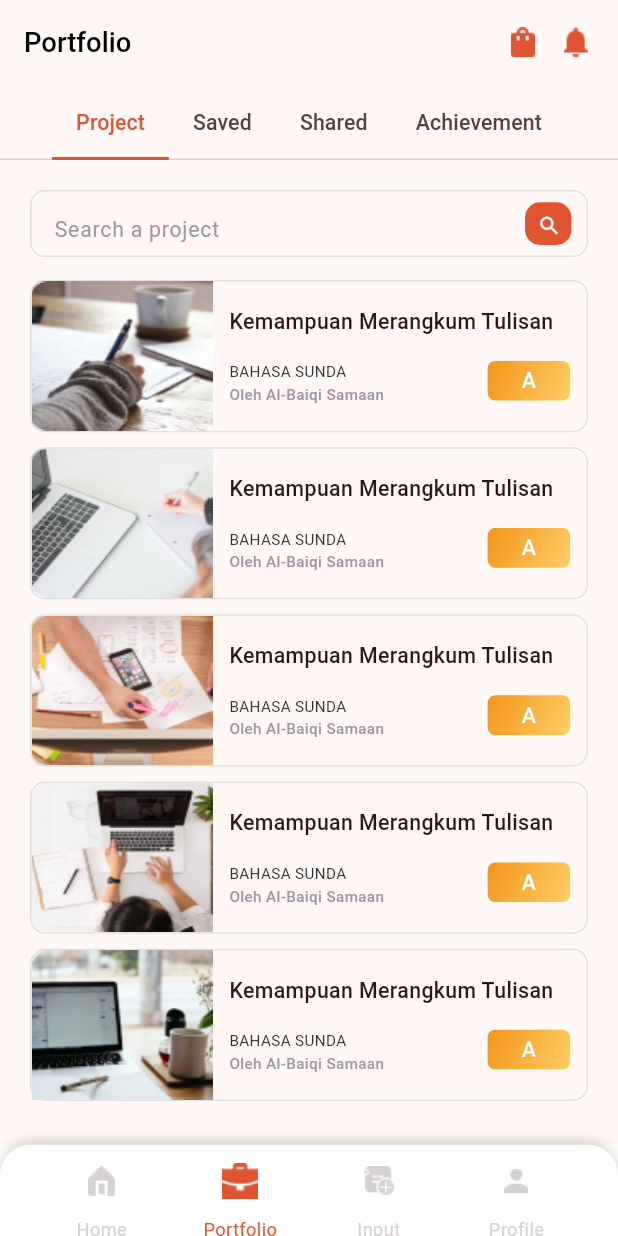
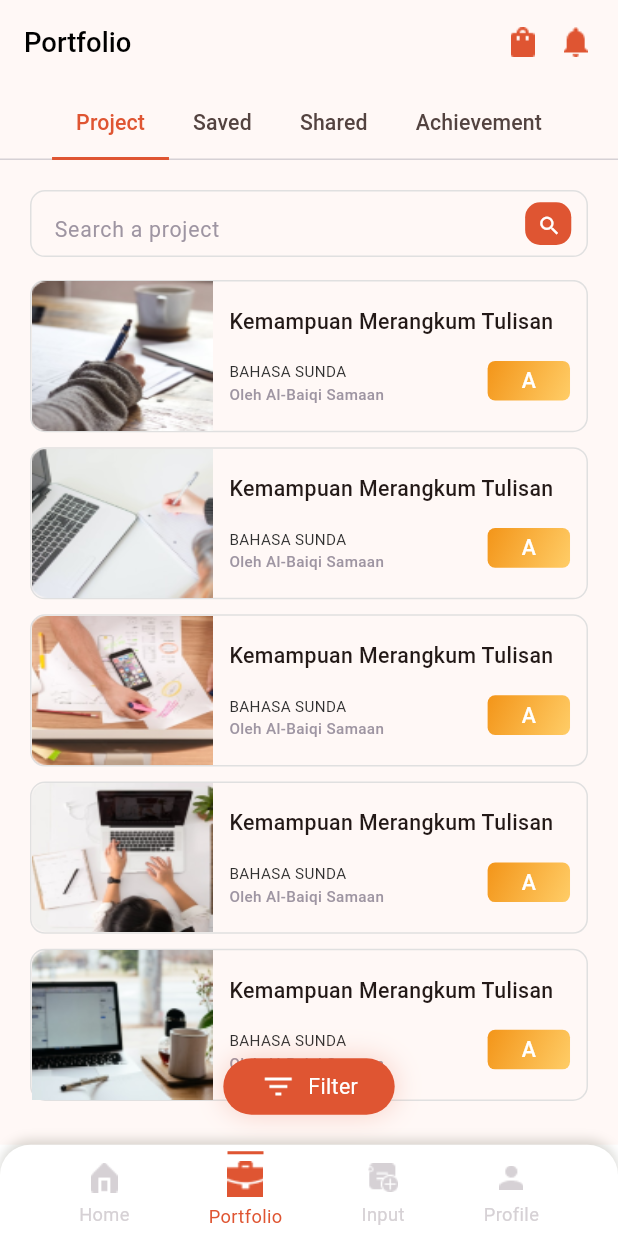
Before and after one commit to Aflah3100/portfolio_student, a Flutter app: the screen it shows after launch, item 2 of the bottom bar chosen, on a phone screen of 412 x 824 dp. Run offline on Flutter 3.47's test engine with Material 3 defaults, Android fonts, the phone set to English and light mode, and no system bars; our stand-ins replace flutter_screenutil.

Commit message:
Added filter button,updated app bar

```diff
--- a/lib/screens/main_screen/main_screen.dart
+++ b/lib/screens/main_screen/main_screen.dart
@@ -15,7 +15,7 @@ class MainScreen extends StatelessWidget {
     //Screens-list
     final List<Widget> appScreens = [
       const HomeScreen(),
-       PortfolioScreen(),
+      PortfolioScreen(),
       const InputScreen(),
       const ProfileScreen()
     ];
--- a/lib/screens/main_screen/widgets/bottom_nav_bar.dart
+++ b/lib/screens/main_screen/widgets/bottom_nav_bar.dart
@@ -48,7 +48,9 @@ class BottomNavBar extends StatelessWidget {
               color: (provider.getScreenIndex() == 0
                   ? AppColors.primaryColor
                   : AppColors.greyColor),
-              )),
+            ),
+            isSelected: provider.getScreenIndex() == 0,
+          ),
 
           //Portfolio-button
           NavBarIconButton(
@@ -65,7 +67,9 @@ class BottomNavBar extends StatelessWidget {
               color: (provider.getScreenIndex() == 1
                   ? AppColors.primaryColor
                   : AppColors.greyColor),
-              )),
+            ),
+            isSelected: provider.getScreenIndex() == 1,
+          ),
 
           //Input-button
           NavBarIconButton(
@@ -82,7 +86,9 @@ class BottomNavBar extends StatelessWidget {
               color: (provider.getScreenIndex() == 2
                   ? AppColors.primaryColor
                   : AppColors.greyColor),
-              )),
+            ),
+            isSelected: provider.getScreenIndex() == 2,
+          ),
 
           //Profile-button
           NavBarIconButton(
@@ -99,7 +105,9 @@ class BottomNavBar extends StatelessWidget {
               color: (provider.getScreenIndex() == 3
                   ? AppColors.primaryColor
                   : AppColors.greyColor),
-              ))
+            ),
+            isSelected: provider.getScreenIndex() == 3,
+          )
         ],
       ),
     );
--- a/lib/screens/main_screen/widgets/nav_bar_icon_button.dart
+++ b/lib/screens/main_screen/widgets/nav_bar_icon_button.dart
@@ -9,23 +9,34 @@ class NavBarIconButton extends StatelessWidget {
     required this.onTap,
     required this.icon,
     required this.labelColor,
+    required this.isSelected,
   });
   final String label;
   final void Function() onTap;
   final Widget icon;
   final Color labelColor;
+  final bool isSelected;
 
   @override
   Widget build(BuildContext context) {
-    return Column(
+    return InkWell(
+      onTap: onTap,
+      child: Column(
+        mainAxisAlignment: MainAxisAlignment.spaceEvenly,
         children: [
-        IconButton(color: AppColors.greyColor, onPressed: onTap, icon: icon),
+          (isSelected)
+              ? Container(width: 24, height: 2.h, color: AppColors.primaryColor)
+              : const SizedBox(),
+          icon,
           Text(
             label,
             style: TextStyle(
-              fontWeight: FontWeight.w400, fontSize: 12.sp, color: labelColor),
+                fontWeight: FontWeight.w400,
+                fontSize: 12.sp,
+                color: labelColor),
           )
         ],
+      ),
     );
   }
 }
--- a/lib/screens/student_portfolio_screen/portfolio_screen.dart
+++ b/lib/screens/student_portfolio_screen/portfolio_screen.dart
@@ -1,5 +1,6 @@
 import 'package:flutter/material.dart';
 import 'package:flutter_screenutil/flutter_screenutil.dart';
+import 'package:portfolio_student/screens/student_portfolio_screen/widgets/filter_button.dart';
 import 'package:portfolio_student/screens/student_portfolio_screen/widgets/project_display_card.dart';
 import 'package:portfolio_student/utils/app_colors.dart';
 import 'package:portfolio_student/utils/assets.dart';
@@ -106,6 +107,8 @@ class PortfolioScreen extends StatelessWidget {
                 child:
 
                     //Search-box
+                    Stack(
+                  children: [
                     Column(
                       children: [
                         //Search-feield
@@ -173,6 +176,12 @@ class PortfolioScreen extends StatelessWidget {
                                 },
                                 itemCount: 15))
                       ],
+                    ),
+                    //Filter-button
+                    const Align(
+                        alignment: Alignment.bottomCenter,
+                        child: Positioned(bottom: 0, child: FilterButton()))
+                  ],
                 )),
 
             const Center(
--- /dev/null
+++ b/lib/screens/student_portfolio_screen/widgets/filter_button.dart
@@ -0,0 +1,51 @@
+import 'package:flutter/material.dart';
+import 'package:flutter_screenutil/flutter_screenutil.dart';
+import 'package:portfolio_student/utils/app_colors.dart';
+import 'package:portfolio_student/utils/assets.dart';
+
+class FilterButton extends StatelessWidget {
+  const FilterButton({
+    super.key,
+  });
+
+  @override
+  Widget build(BuildContext context) {
+    return InkWell(
+      onTap: () {},
+      child: Container(
+        width: 104.w,
+        height: 37.h,
+        decoration: BoxDecoration(
+            boxShadow: const [
+              BoxShadow(
+                color: Color(0x40DF5532),
+                offset: Offset(0, 0),
+                blurRadius: 15,
+              )
+            ],
+            color: AppColors.primaryColor,
+            borderRadius: BorderRadius.circular(50)),
+        child: Row(
+          mainAxisAlignment: MainAxisAlignment.center,
+          children: [
+            ImageIcon(
+              const AssetImage(Assets.filterIcon),
+              size: 24.sp,
+              color: Colors.white,
+            ),
+            SizedBox(
+              width: 7.w,
+            ),
+            Text(
+              'Filter',
+              style: TextStyle(
+                  fontWeight: FontWeight.w400,
+                  fontSize: 14.sp,
+                  color: Colors.white),
+            )
+          ],
+        ),
+      ),
+    );
+  }
+}
--- a/lib/utils/assets.dart
+++ b/lib/utils/assets.dart
@@ -1,6 +1,7 @@
 class Assets {
   static const bagIconImage = 'assets/icons/bag_icon_colored.png';
   static const bellIconImage = 'assets/icons/bell_icon_colored.png';
+  static const filterIcon = "assets/icons/filter_icon.png";
   static const homeIconSvg = "assets/icons/Home svg.png";
   static const inputIconSvg = "assets/icons/Input svg .png";
   static const portfolioIconSvg = "assets/icons/Portfoliaosvg.png";
```
Also changed, not shown: assets/icons/filter_icon.png (added). Lines whose indentation alone changed are shown as unchanged.
